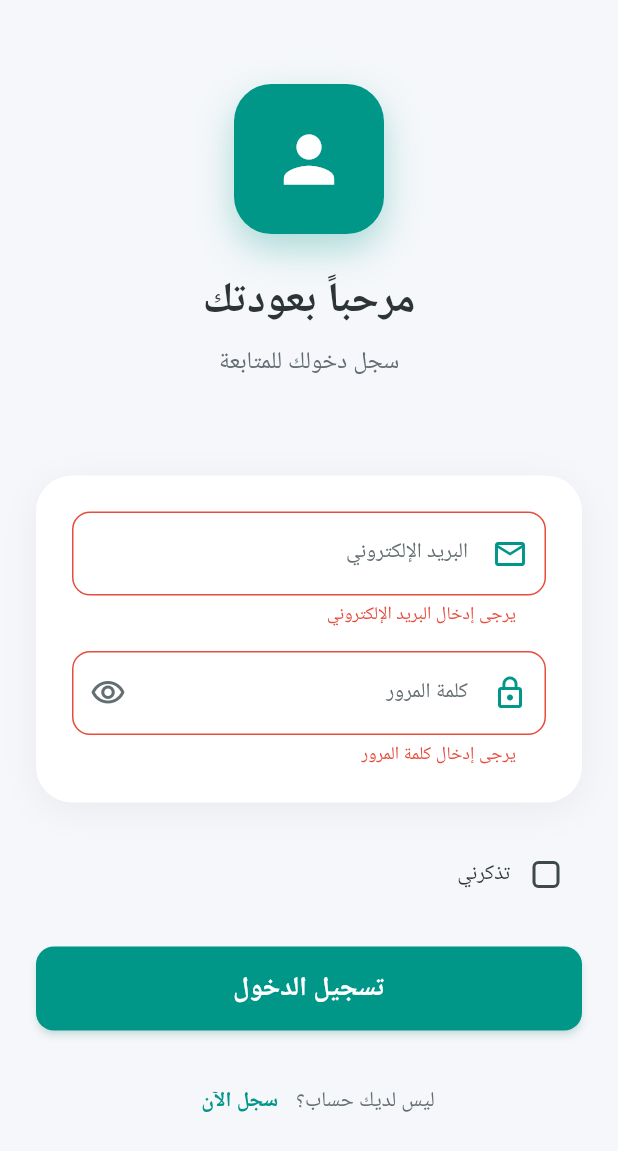
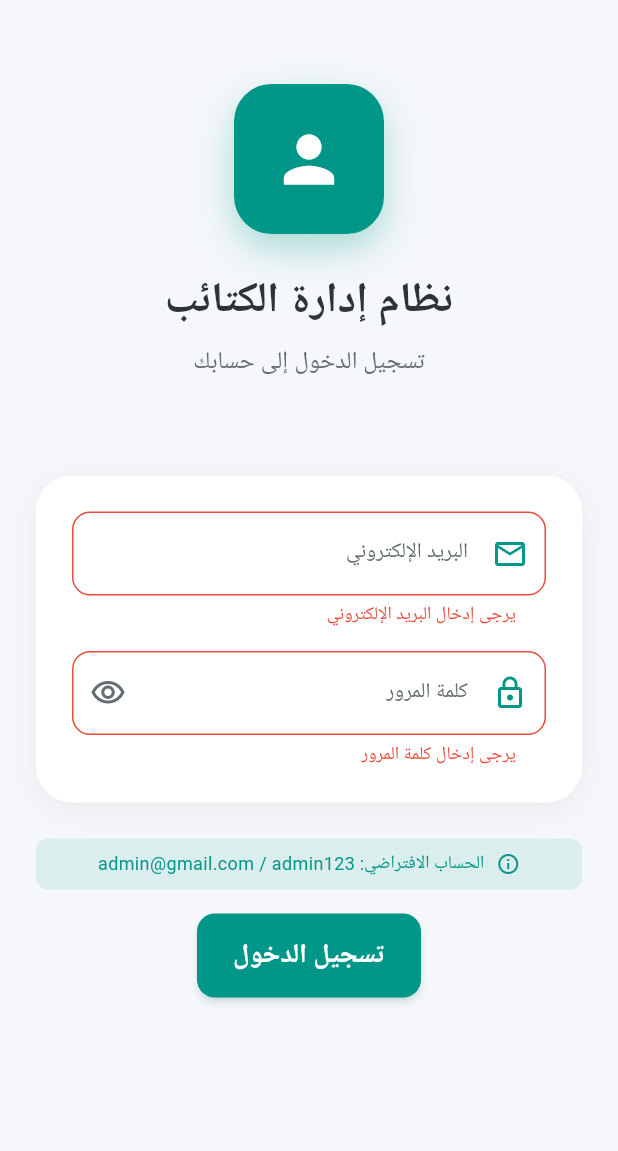
Before and after one commit to raedthawaba/Raed-app, a Flutter app: the screen it shows after launch, after a tap on "تسجيل الدخول", on a phone screen of 412 x 824 dp. Shown: the top 1151 px of the screen. Run offline on Flutter 3.47's test engine with Material 3 defaults, Android fonts, the phone set to English and light mode, and no system bars; our stand-ins replace google_fonts, shared_preferences; Roboto replaces fonts that are missing (Tajawal).

Commit message:
Fix: Complete app fix - SharedPreferences, routes, and home screen

```diff
--- a/lib/screens/login_screen.dart
+++ b/lib/screens/login_screen.dart
@@ -1,9 +1,9 @@
 import 'package:flutter/material.dart';
 import 'package:google_fonts/google_fonts.dart';
-import 'package:shared_preferences/shared_preferences.dart';
 import '../utils/constants.dart';
 import '../utils/validators.dart';
 import '../widgets/custom_text_field.dart';
+import '../services/database_helper.dart';
 
 class LoginScreen extends StatefulWidget {
   const LoginScreen({super.key});
@@ -18,57 +18,13 @@ class _LoginScreenState extends State<LoginScreen> {
   final _passwordController = TextEditingController();
 
   bool _obscurePassword = true;
-  bool _rememberMe = false;
   bool _isLoading = false;
-
-  @override
-  void initState() {
-    super.initState();
-    _loadSavedCredentials();
-  }
 
   @override
   void dispose() {
     _emailController.dispose();
     _passwordController.dispose();
     super.dispose();
-  }
-
-  Future<void> _loadSavedCredentials() async {
-    try {
-      final prefs = await SharedPreferences.getInstance();
-      final savedEmail = prefs.getString('saved_email');
-      final savedPassword = prefs.getString('saved_password');
-      final rememberMe = prefs.getBool('remember_me') ?? false;
-
-      if (rememberMe && savedEmail != null && savedPassword != null) {
-        setState(() {
-          _emailController.text = savedEmail;
-          _passwordController.text = savedPassword;
-          _rememberMe = true;
-        });
-      }
-    } catch (e) {
-      debugPrint('Error loading saved credentials: $e');
-    }
-  }
-
-  Future<void> _saveCredentials() async {
-    try {
-      final prefs = await SharedPreferences.getInstance();
-
-      if (_rememberMe) {
-        await prefs.setString('saved_email', _emailController.text);
-        await prefs.setString('saved_password', _passwordController.text);
-        await prefs.setBool('remember_me', true);
-      } else {
-        await prefs.remove('saved_email');
-        await prefs.remove('saved_password');
-        await prefs.setBool('remember_me', false);
-      }
-    } catch (e) {
-      debugPrint('Error saving credentials: $e');
-    }
   }
 
   Future<void> _handleLogin() async {
@@ -81,15 +37,25 @@ class _LoginScreenState extends State<LoginScreen> {
     });
 
     try {
-      await _saveCredentials();
+      // Simulate network delay
+      await Future.delayed(const Duration(seconds: 1));
 
-      await Future.delayed(const Duration(seconds: 2));
+      // Get input values
+      final inputEmail = _emailController.text.trim();
+      final inputPassword = _passwordController.text.trim();
 
+      // Authenticate using database
+      final isAuthenticated = await DatabaseHelper.instance.authenticateAdmin(
+        inputEmail,
+        inputPassword,
+      );
+
+      if (isAuthenticated) {
         if (mounted) {
           ScaffoldMessenger.of(context).showSnackBar(
             SnackBar(
               content: Text(
-              AppStrings.loginSuccess,
+                'تم تسجيل الدخول بنجاح',
                 style: GoogleFonts.tajawal(),
               ),
               backgroundColor: AppColors.success,
@@ -102,12 +68,29 @@ class _LoginScreenState extends State<LoginScreen> {
 
           Navigator.pushReplacementNamed(context, '/home');
         }
+      } else {
+        if (mounted) {
+          ScaffoldMessenger.of(context).showSnackBar(
+            SnackBar(
+              content: Text(
+                'البريد الإلكتروني أو كلمة المرور غير صحيحة',
+                style: GoogleFonts.tajawal(),
+              ),
+              backgroundColor: AppColors.error,
+              behavior: SnackBarBehavior.floating,
+              shape: RoundedRectangleBorder(
+                borderRadius: BorderRadius.circular(AppDimensions.borderRadius),
+              ),
+            ),
+          );
+        }
+      }
     } catch (e) {
       if (mounted) {
         ScaffoldMessenger.of(context).showSnackBar(
           SnackBar(
             content: Text(
-              '${AppStrings.loginError}: $e',
+              'حدث خطأ: $e',
               style: GoogleFonts.tajawal(),
             ),
             backgroundColor: AppColors.error,
@@ -152,11 +135,7 @@ class _LoginScreenState extends State<LoginScreen> {
                   const SizedBox(height: AppDimensions.paddingXLarge * 2),
                   _buildLoginForm(),
                   const SizedBox(height: AppDimensions.paddingLarge),
-                  _buildRememberMe(),
-                  const SizedBox(height: AppDimensions.paddingLarge),
                   _buildLoginButton(),
-                  const SizedBox(height: AppDimensions.paddingLarge),
-                  _buildSignUpLink(),
                 ],
               ),
             ),
@@ -191,7 +170,7 @@ class _LoginScreenState extends State<LoginScreen> {
         ),
         const SizedBox(height: AppDimensions.paddingLarge),
         Text(
-          AppStrings.welcomeBack,
+          'نظام إدارة الكتائب',
           style: GoogleFonts.tajawal(
             fontSize: 28,
             fontWeight: FontWeight.bold,
@@ -201,7 +180,7 @@ class _LoginScreenState extends State<LoginScreen> {
         ),
         const SizedBox(height: AppDimensions.paddingSmall),
         Text(
-          AppStrings.loginSubtitle,
+          'تسجيل الدخول إلى حسابك',
           style: GoogleFonts.tajawal(
             fontSize: 16,
             color: AppColors.textSecondary,
@@ -230,8 +209,8 @@ class _LoginScreenState extends State<LoginScreen> {
         children: [
           CustomTextField(
             controller: _emailController,
-            labelText: AppStrings.email,
-            hintText: 'example@email.com',
+            labelText: 'البريد الإلكتروني',
+            hintText: 'admin@gmail.com',
             prefixIcon: Icons.email_outlined,
             keyboardType: TextInputType.emailAddress,
             validator: Validators.validateEmail,
@@ -239,7 +218,7 @@ class _LoginScreenState extends State<LoginScreen> {
           const SizedBox(height: AppDimensions.paddingMedium),
           CustomTextField(
             controller: _passwordController,
-            labelText: AppStrings.password,
+            labelText: 'كلمة المرور',
             prefixIcon: Icons.lock_outline,
             obscureText: _obscurePassword,
             validator: Validators.validatePassword,
@@ -252,8 +231,8 @@ class _LoginScreenState extends State<LoginScreen> {
               ),
               onPressed: _togglePasswordVisibility,
               tooltip: _obscurePassword
-                  ? AppStrings.showPassword
-                  : AppStrings.hidePassword,
+                  ? 'إظهار كلمة المرور'
+                  : 'إخفاء كلمة المرور',
             ),
           ),
         ],
@@ -261,34 +240,32 @@ class _LoginScreenState extends State<LoginScreen> {
     );
   }
 
-  Widget _buildRememberMe() {
-    return Row(
+  Widget _buildLoginButton() {
+    return Column(
       children: [
-        Checkbox(
-          value: _rememberMe,
-          onChanged: (value) {
-            setState(() {
-              _rememberMe = value ?? false;
-            });
-          },
-          activeColor: AppColors.primary,
-          shape: RoundedRectangleBorder(
-            borderRadius: BorderRadius.circular(4),
+        Container(
+          padding: const EdgeInsets.symmetric(horizontal: 16, vertical: 8),
+          decoration: BoxDecoration(
+            color: AppColors.primary.withOpacity(0.1),
+            borderRadius: BorderRadius.circular(8),
           ),
-        ),
+          child: Row(
+            mainAxisAlignment: MainAxisAlignment.center,
+            children: [
+              const Icon(Icons.info_outline, color: AppColors.primary, size: 16),
+              const SizedBox(width: 8),
               Text(
-          AppStrings.rememberMe,
+                'الحساب الافتراضي: admin@gmail.com / admin123',
                 style: GoogleFonts.tajawal(
-            fontSize: 14,
-            color: AppColors.textPrimary,
+                  fontSize: 12,
+                  color: AppColors.primary,
                 ),
               ),
             ],
-    );
-  }
-
-  Widget _buildLoginButton() {
-    return SizedBox(
+          ),
+        ),
+        const SizedBox(height: 16),
+        SizedBox(
           height: AppDimensions.buttonHeight,
           child: ElevatedButton(
             onPressed: _isLoading ? null : _handleLogin,
@@ -312,40 +289,11 @@ class _LoginScreenState extends State<LoginScreen> {
                     ),
                   )
                 : Text(
-                AppStrings.login,
+                    'تسجيل الدخول',
                     style: GoogleFonts.tajawal(
                       fontSize: 18,
                       fontWeight: FontWeight.bold,
                     ),
-              ),
-      ),
-    );
-  }
-
-  Widget _buildSignUpLink() {
-    return Row(
-      mainAxisAlignment: MainAxisAlignment.center,
-      children: [
-        Text(
-          AppStrings.dontHaveAccount,
-          style: GoogleFonts.tajawal(
-            fontSize: 14,
-            color: AppColors.textSecondary,
-          ),
-        ),
-        TextButton(
-          onPressed: () {
-            Navigator.pushNamed(context, '/signup');
-          },
-          style: TextButton.styleFrom(
-            foregroundColor: AppColors.primary,
-          ),
-          child: Text(
-            AppStrings.signUp,
-            style: GoogleFonts.tajawal(
-              fontSize: 14,
-              fontWeight: FontWeight.bold,
-              color: AppColors.primary,
                   ),
           ),
         ),
```
Lines whose indentation alone changed are shown as unchanged.
